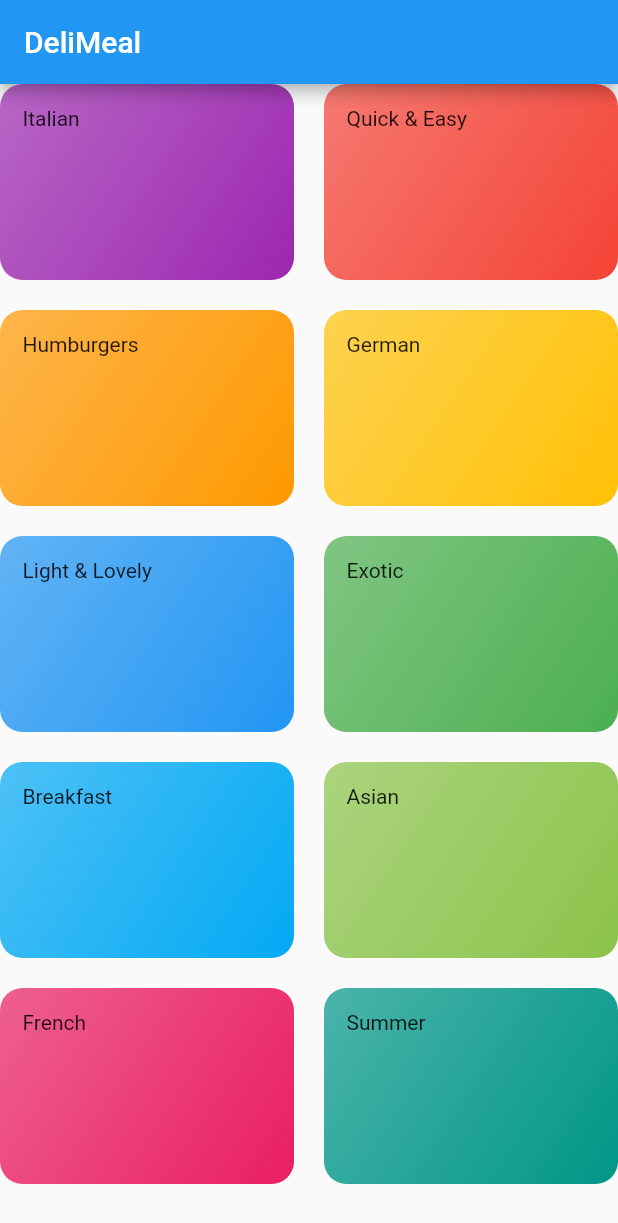
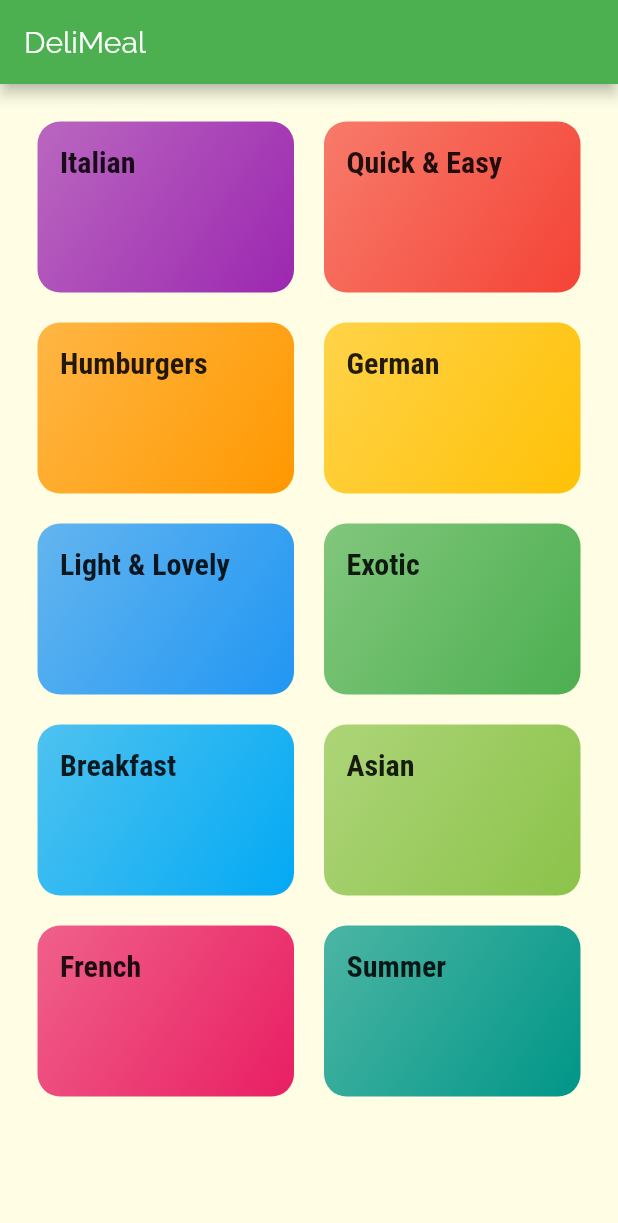
Before and after one commit to ShemBrooklyne/Deli-Meals, a Flutter app: the screen it shows after launch, on a phone screen of 412 x 824 dp. Shown: the top 1223 px of the screen. Run offline on Flutter 3.47's test engine with Material 2 defaults, Android fonts, the phone set to English and light mode, and no system bars.

```diff
--- a/lib/categories_screen.dart
+++ b/lib/categories_screen.dart
@@ -10,6 +10,7 @@ class CategoriesScreen extends StatelessWidget {
         title: const Text('DeliMeal'),
         ),
       body: GridView(
+        padding: const EdgeInsets.all(25),
         children: DUMMY_CATEGORIES
             .map((categoryData) => CategoryItem(
                   categoryData.title,
--- a/lib/category_item.dart
+++ b/lib/category_item.dart
@@ -1,4 +1,5 @@
 import 'package:flutter/material.dart';
+import './category_meals_screen.dart';
 
 class CategoryItem extends StatelessWidget {
   final String title;
@@ -6,11 +7,27 @@ class CategoryItem extends StatelessWidget {
 
   CategoryItem(this.title, this.color);
 
+  void tapCat(BuildContext ctx) {
+    Navigator.of(ctx).push(
+      MaterialPageRoute(
+        builder: (_) {
+        return CategoryMeals();
+      },),
+    );
+  }
+
   @override
   Widget build(BuildContext context) {
-    return Container(
+    return InkWell(
+      onTap: () => tapCat(context),
+      splashColor: Theme.of(context).primaryColor,
+      borderRadius: BorderRadius.circular(15),
+      child: Container(
         padding: const EdgeInsets.all(15),
-      child: Text(title),
+        child: Text(
+          title,
+          style: Theme.of(context).textTheme.title,
+        ),
         decoration: BoxDecoration(
           gradient: LinearGradient(
             colors: [
@@ -22,6 +39,7 @@ class CategoryItem extends StatelessWidget {
           ),
           borderRadius: BorderRadius.circular(15),
         ),
+      ),
     );
   }
 }
--- a/lib/main.dart
+++ b/lib/main.dart
@@ -11,7 +11,26 @@ class MyApp extends StatelessWidget {
     return MaterialApp(
       title: 'DeliMeals',
       theme: ThemeData(
-        primarySwatch: Colors.blue,
+        primarySwatch: Colors.green,
+        accentColor: Colors.amber,
+        canvasColor: Color.fromRGBO(255, 254, 229, 1),
+        fontFamily: 'Raleway',
+        textTheme: ThemeData.light().textTheme.copyWith(
+          // ignore: deprecated_member_use
+          body1: TextStyle(
+            color: Color.fromRGBO(20, 51, 41, 1)
+          ),
+          // ignore: deprecated_member_use
+          body2: TextStyle(
+            color: Color.fromRGBO(20, 51, 41, 1)
+          ),
+          // ignore: deprecated_member_use
+          title: TextStyle(
+            fontSize: 20,
+            fontFamily: 'RobotoCondensed',
+            fontWeight: FontWeight.bold,
+          )
+        )
       ),
       home: CategoriesScreen(),
     );
```
Also changed, not shown: lib/category_meals_screen.dart (added, +17 -0 lines), pubspec.yaml (+20 -6 lines), assets/fonts/Raleway-Black.ttf (added), assets/fonts/Raleway-Bold.ttf (added), assets/fonts/Raleway-Regular.ttf (added), assets/fonts/RobotoCondensed-Bold.ttf (added), assets/fonts/RobotoCondensed-Italic.ttf (added), assets/fonts/RobotoCondensed-Light.ttf (added), assets/fonts/RobotoCondensed-Regular.ttf (added). Lines whose indentation alone changed are shown as unchanged.
